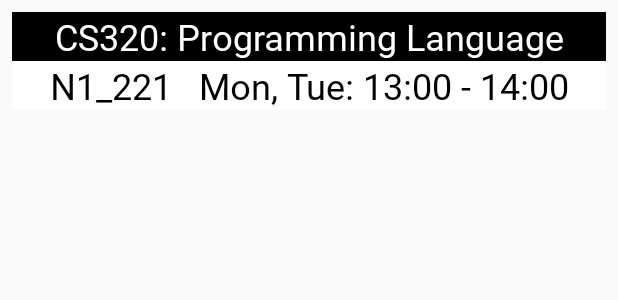
After one commit to uchaan/AttCheck, an Android app: the layout recyclerview_item.xml on its own in the app's theme, with its tools: preview values and no code run, on a phone screen of 412 x 824 dp. The commit adds this screen. Shown: the top 300 px of the screen. Run offline under Robolectric (Android 15) with nearby library versions, the phone set to English and light mode, and no system bars.

Commit message:
1 step before RecyclerVIew

```diff
--- a/app/build.gradle
+++ b/app/build.gradle
@@ -37,4 +37,6 @@ dependencies {
     implementation 'com.google.code.gson:gson:2.3.1'
 
 //  ***********************************************
+    implementation 'com.android.support:cardview-v7:23.4.0'
+    implementation 'androidx.recyclerview:recyclerview:1.1.0'
 }
--- /dev/null
+++ b/app/src/main/res/layout/recyclerview_item.xml
@@ -0,0 +1,52 @@
+<?xml version="1.0" encoding="utf-8"?>
+<LinearLayout xmlns:android="http://schemas.android.com/apk/res/android"
+    android:orientation="vertical"
+    android:layout_width="match_parent"
+    android:layout_height="wrap_content"
+    android:padding="8dp"
+    android:gravity="center_vertical"
+    android:layout_marginBottom="8dp">
+
+
+
+
+    <LinearLayout
+        android:layout_width="match_parent"
+        android:layout_height="wrap_content"
+        android:background="@color/colorPrimary"
+        android:layout_weight="1"
+        android:gravity="center_vertical">
+
+        <TextView
+            android:id="@+id/topText"
+            android:layout_width="match_parent"
+            android:layout_height="wrap_content"
+            android:fontFamily="@font/nanumgothicbold"
+            android:gravity="center"
+            android:text="CS320: Programming Language"
+            android:textColor="@color/white"
+            android:textSize="24sp"></TextView>
+
+    </LinearLayout>
+
+    <LinearLayout
+        android:layout_width="match_parent"
+        android:layout_height="wrap_content"
+        android:background="@color/white"
+        android:layout_weight="1"
+        android:gravity="center_vertical">
+
+        <TextView
+            android:id="@+id/bottomText"
+            android:layout_width="match_parent"
+            android:layout_height="wrap_content"
+            android:fontFamily="@font/nanumgothicbold"
+            android:gravity="center"
+            android:text="N1_221   Mon, Tue: 13:00 - 14:00"
+            android:textColor="@color/colorPrimary"
+            android:textSize="24sp"></TextView>
+
+    </LinearLayout>
+
+
+</LinearLayout>
--- a/app/src/main/res/values/colors.xml
+++ b/app/src/main/res/values/colors.xml
@@ -3,4 +3,5 @@
     <color name="colorPrimary">#000000</color>
     <color name="colorPrimaryDark">#00574B</color>
     <color name="colorAccent">#D81B60</color>
+    <color name="white">#FFFFFF</color>
 </resources>
```
Also changed, not shown: app/src/main/AndroidManifest.xml (+4 -3 lines), app/src/main/java/com/example/attcheck/SecondActivity.java (+12 -51 lines), app/src/main/java/com/example/attcheck/ThirdActivity.java (added, +147 -0 lines), app/src/main/res/font/nanumgothic.xml (added, +7 -0 lines), app/src/main/res/layout/activity_third.xml (added, +25 -0 lines), 1 other file.
